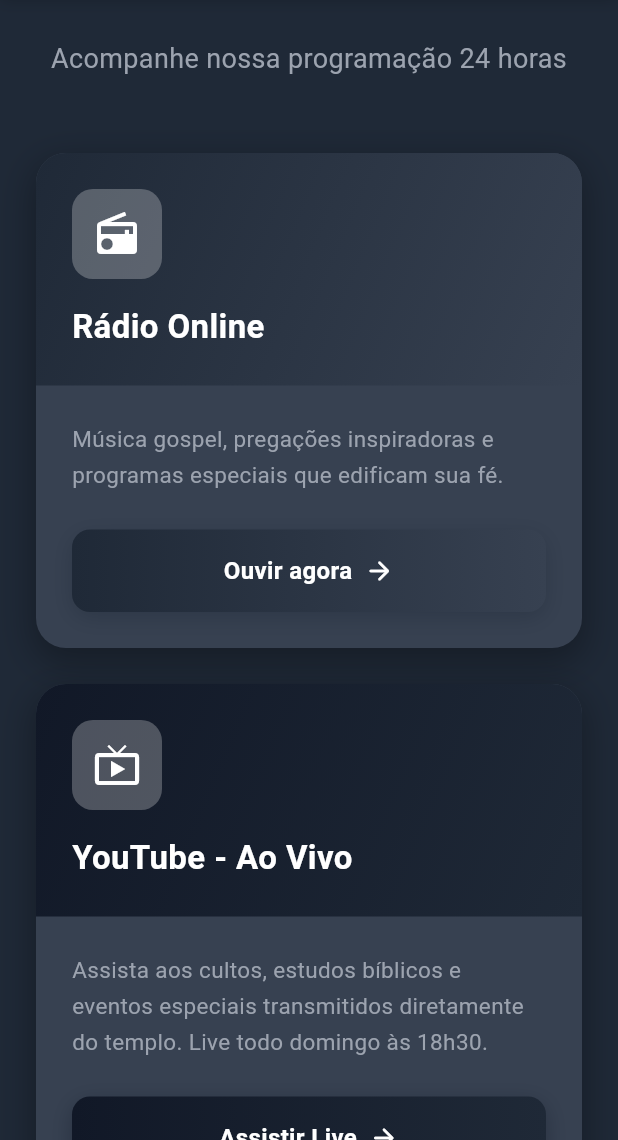
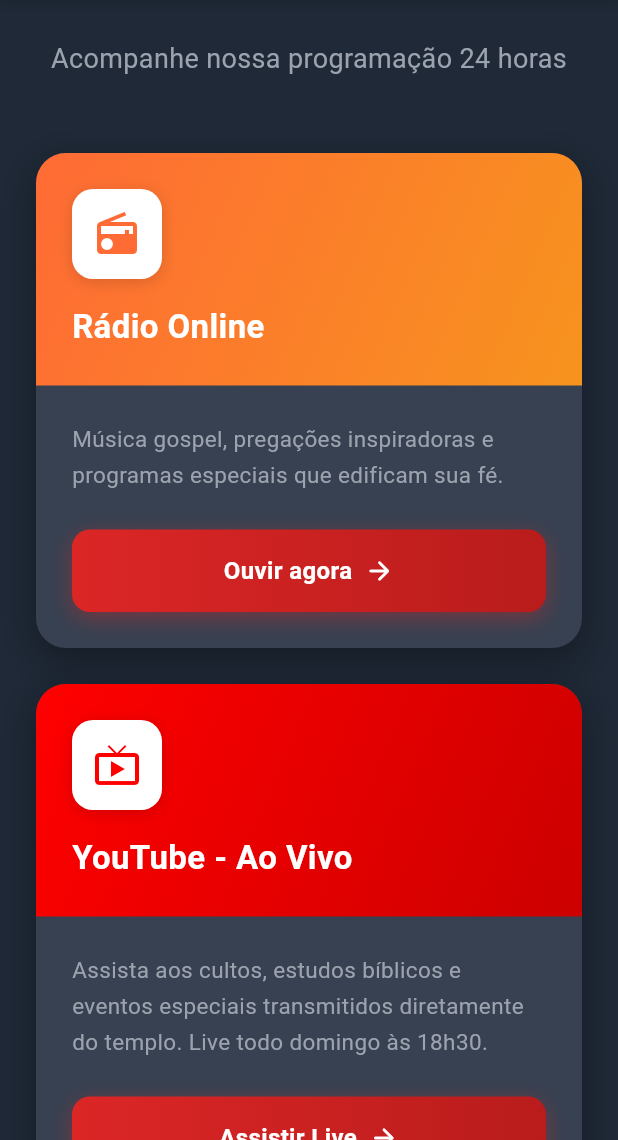
Before and after one commit to analiceleite/pv_mobile, a Flutter app: the screen it shows after launch, scrolled down 1728 dp, on a phone screen of 412 x 824 dp, the part 96-1236 px from its top. Run offline on Flutter 3.47's test engine with Material 3 defaults, Android fonts, the phone set to English and light mode, and no system bars; our stand-ins replace cloud_firestore, firebase_auth, firebase_core, geolocator, shared_preferences; accounts and stored records are empty; network calls fail.

Commit message:
style(transmissions_section): enhance widget with icon gradients
- replace gradient with iconGradient for more colorful icons
- add iconColor for consistent icon appearance
- update gradient styles for buttons and headers

```diff
--- a/lib/widgets/transmissions_section.dart
+++ b/lib/widgets/transmissions_section.dart
@@ -15,8 +15,11 @@
         'description':
             'Música gospel, pregações inspiradoras e programas especiais que edificam sua fé.',
         'button': 'Ouvir agora',
-        'gradient': [const Color(0xFF1F2937), const Color(0xFF374151)],
-        // Dark Gray
+        'iconGradient': [
+          const Color(0xFFFF6B35),
+          const Color(0xFFF7931E),
+        ], // Laranja vibrante
+        'iconColor': const Color(0xFFFF6B35),
         'onPressed': () async {
           final Uri url = Uri.parse('https://radiorefugio.com.br');
           if (await canLaunchUrl(url)) {
@@ -30,8 +33,11 @@
         'description':
             'Assista aos cultos, estudos bíblicos e eventos especiais transmitidos diretamente do templo. Live todo domingo às 18h30.',
         'button': 'Assistir Live',
-        'gradient': [const Color(0xFF111827), const Color(0xFF1F2937)],
-        // Very Dark Gray
+        'iconGradient': [
+          const Color(0xFFFF0000),
+          const Color(0xFFCC0000),
+        ], // Vermelho YouTube
+        'iconColor': const Color(0xFFFF0000),
         'onPressed': () async {
           final Uri url = Uri.parse(
             'https://www.youtube.com/@comunidadepalavradavida1632/streams',
@@ -47,8 +53,11 @@
         'description':
             'Receba mensagens inspiradoras, transmissões ao vivo e eventos direto na sua timeline.',
         'button': 'Seguir no Facebook',
-        'gradient': [const Color(0xFF374151), const Color(0xFF4B5563)],
-        // Medium Gray
+        'iconGradient': [
+          const Color(0xFF1877F2),
+          const Color(0xFF0C63D4),
+        ], // Azul Facebook
+        'iconColor': const Color(0xFF1877F2),
         'onPressed': () async {
           final Uri url = Uri.parse(
             'https://www.facebook.com/pages/Comunidade%20Crist%C3%A3%20Palavra%20da%20Vida/522804331174409/#',
@@ -64,8 +73,13 @@
         'description':
             'Veja fotos dos cultos, bastidores e momentos especiais da nossa família em Cristo.',
         'button': 'Seguir no Instagram',
-        'gradient': [const Color(0xFF4B5563), const Color(0xFF6B7280)],
-        // Light Gray
+        'iconGradient': [
+          const Color(0xFF833AB4), // Roxo
+          const Color(0xFFC13584), // Rosa
+          const Color(0xFFFD1D1D), // Vermelho
+          const Color(0xFFFCAF45), // Laranja
+        ], // Gradiente Instagram
+        'iconColor': const Color(0xFFE1306C),
         'onPressed': () async {
           final Uri url = Uri.parse(
             'https://www.instagram.com/comunidadepalavradavida/',
@@ -178,13 +192,13 @@
       child: Column(
         crossAxisAlignment: CrossAxisAlignment.start,
         children: [
-          // Header com gradiente
+          // Header com gradiente colorido
           Container(
             width: double.infinity,
             padding: const EdgeInsets.all(24),
             decoration: BoxDecoration(
               gradient: LinearGradient(
-                colors: item['gradient'] as List<Color>,
+                colors: item['iconGradient'] as List<Color>,
                 begin: Alignment.topLeft,
                 end: Alignment.bottomRight,
               ),
@@ -199,13 +213,20 @@
                 Container(
                   padding: const EdgeInsets.all(14),
                   decoration: BoxDecoration(
-                    color: Colors.white.withOpacity(0.25),
+                    color: Colors.white,
                     borderRadius: BorderRadius.circular(14),
+                    boxShadow: [
+                      BoxShadow(
+                        color: Colors.black.withOpacity(0.15),
+                        blurRadius: 8,
+                        offset: const Offset(0, 2),
+                      ),
+                    ],
                   ),
                   child: Icon(
                     item['icon'] as IconData,
                     size: 32,
-                    color: Colors.white,
+                    color: item['iconColor'] as Color,
                   ),
                 ),
                 const SizedBox(height: 16),
@@ -242,14 +263,13 @@
                     width: double.infinity,
                     padding: const EdgeInsets.symmetric(vertical: 16),
                     decoration: BoxDecoration(
-                      gradient: LinearGradient(
-                        colors: item['gradient'] as List<Color>,
+                      gradient: const LinearGradient(
+                        colors: [Color(0xFFDC2626), Color(0xFFB91C1C)],
                       ),
                       borderRadius: BorderRadius.circular(12),
                       boxShadow: [
                         BoxShadow(
-                          color: (item['gradient'] as List<Color>)[0]
-                              .withOpacity(0.4),
+                          color: const Color(0xFFDC2626).withOpacity(0.4),
                           blurRadius: 12,
                           offset: const Offset(0, 4),
                         ),
```
